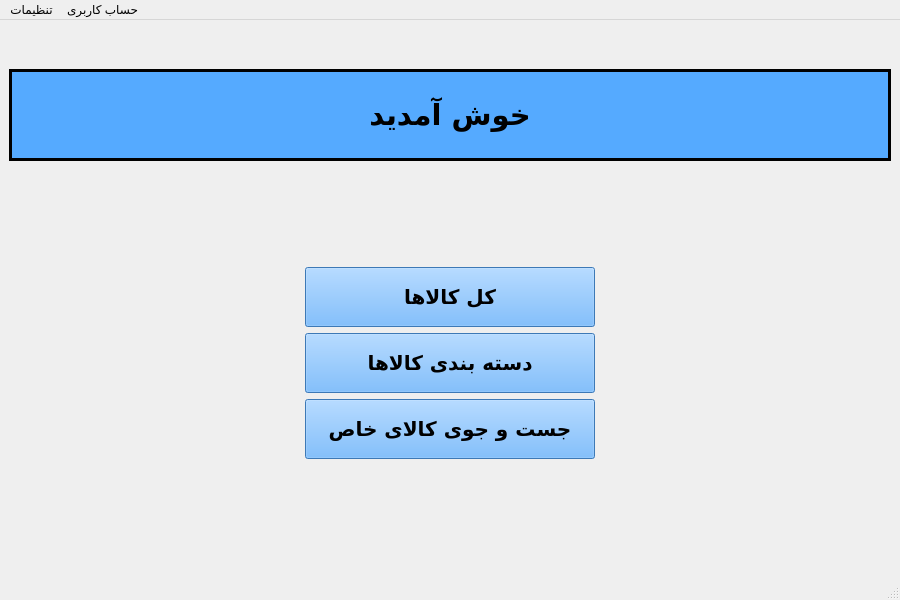
The window that mainwindow.ui (Alireza8hi/Project-DigiKala) describes before a commit, drawn with Qt 5.
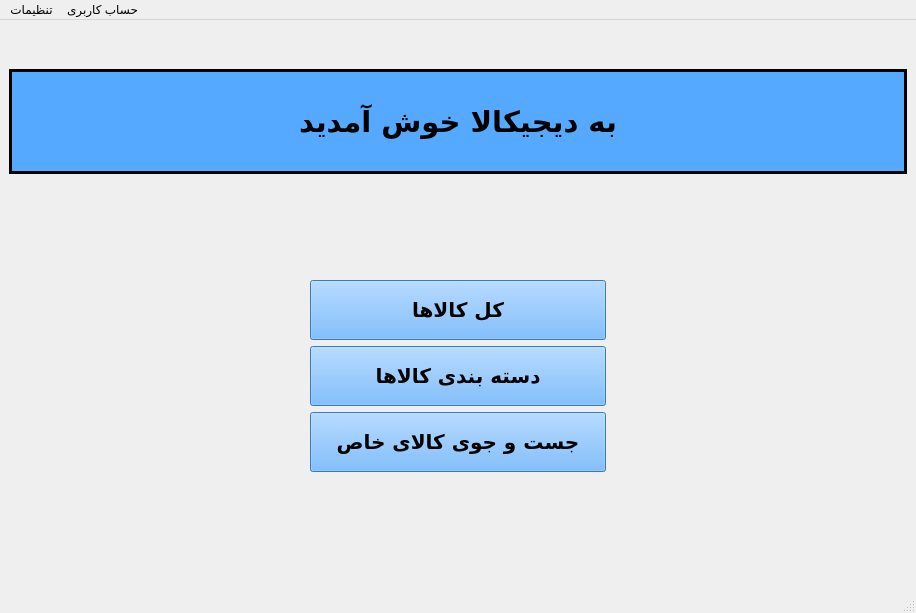
The same window after the commit. Icons and pictures are not drawn.

Patch:
```diff
--- a/mainwindow.ui
+++ b/mainwindow.ui
@@ -12,8 +12,8 @@
    <rect>
     <x>0</x>
     <y>0</y>
-    <width>900</width>
-    <height>600</height>
+    <width>916</width>
+    <height>613</height>
    </rect>
   </property>
   <property name="sizePolicy">
@@ -264,7 +264,7 @@
        <number>3</number>
       </property>
       <property name="text">
-       <string>خوش آمدید</string>
+       <string>به دیجیکالا خوش آمدید</string>
       </property>
       <property name="alignment">
        <set>Qt::AlignCenter</set>
@@ -278,7 +278,7 @@
     <rect>
      <x>0</x>
      <y>0</y>
-     <width>900</width>
+     <width>916</width>
      <height>25</height>
     </rect>
    </property>
```
Left out of the diff: 3 changed lines with no effect on the pictures.
